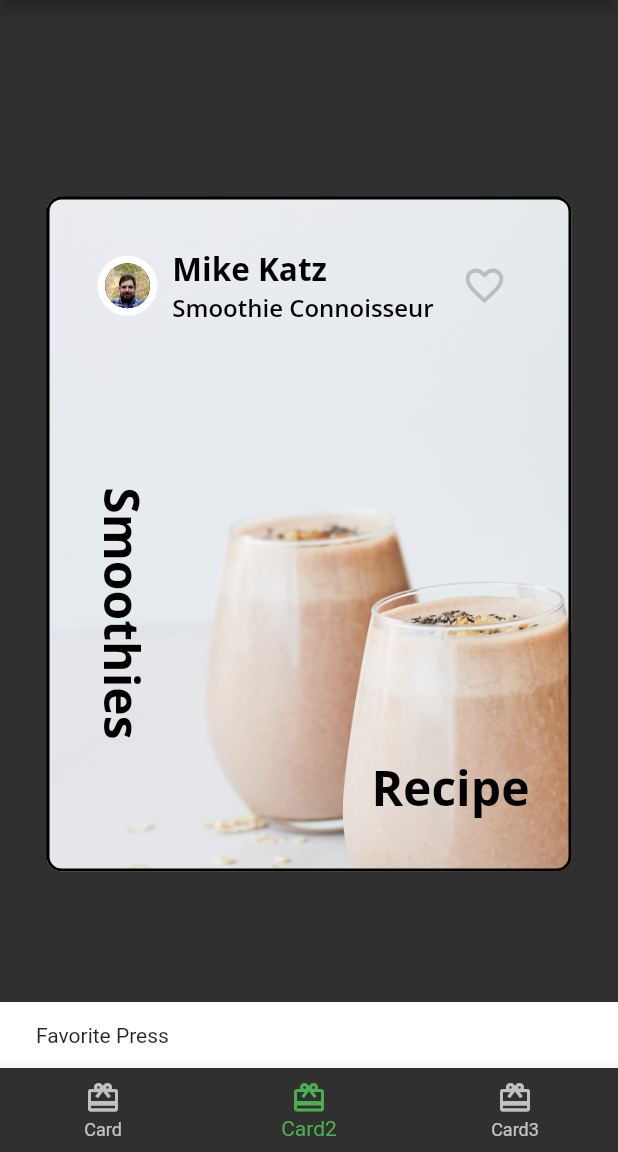
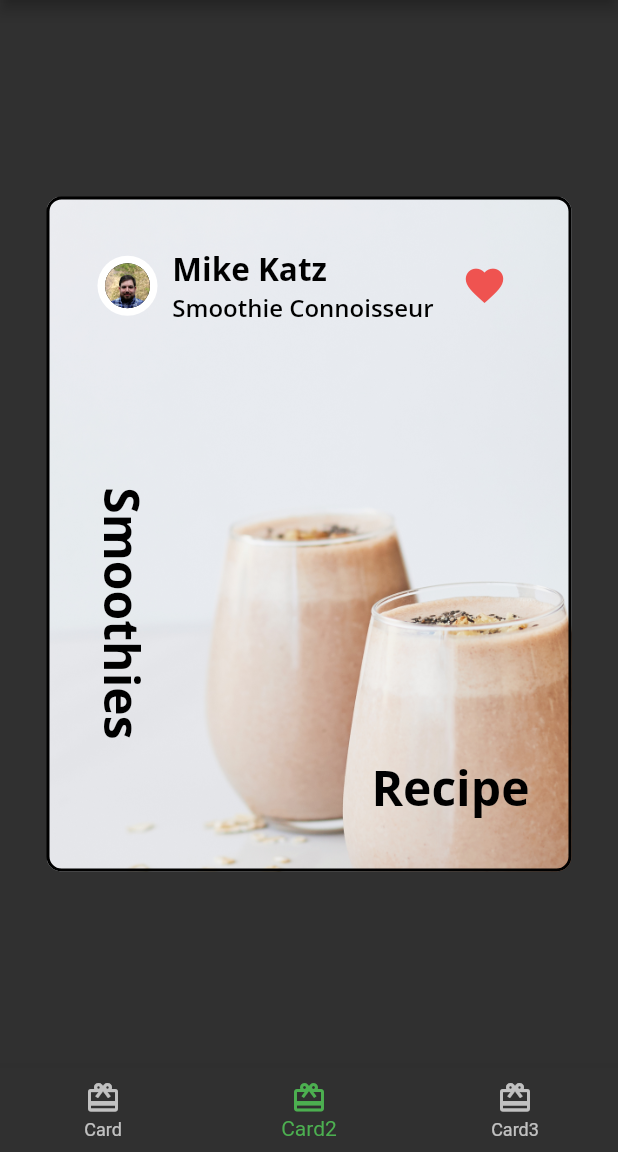
Before and after one commit to daolq-2712/Structure_Flutter, a Flutter app: the screen it shows after launch, item 2 of the bottom bar chosen, after a tap on the "favorite outline" icon, on a phone screen of 412 x 824 dp, the part 84-1236 px from its top. Run offline on Flutter 3.47's test engine with Material 2 defaults, Android fonts, the phone set to English and light mode, and no system bars; our stand-ins replace google_fonts.

```diff
--- a/lib/author_card.dart
+++ b/lib/author_card.dart
@@ -2,7 +2,7 @@ import 'package:flutter/material.dart';
 import 'package:structureflutter/theme/fooderlich_theme.dart';
 import 'package:structureflutter/widgets/circle_image.dart';
 
-class AuthorCard extends StatelessWidget {
+class AuthorCard extends StatefulWidget {
   final String authorName;
   final String title;
   final ImageProvider? imageProvider;
@@ -15,6 +15,13 @@ class AuthorCard extends StatelessWidget {
       : super(key: key);
 
   @override
+  State<AuthorCard> createState() => _AuthorCardState();
+}
+
+class _AuthorCardState extends State<AuthorCard> {
+  bool _isFavorite = false;
+
+  @override
   Widget build(BuildContext context) {
     return Container(
       padding: const EdgeInsets.all(16),
@@ -22,29 +29,30 @@ class AuthorCard extends StatelessWidget {
         mainAxisAlignment: MainAxisAlignment.spaceBetween,
         children: [
           CircleImage(
-            imageProvider: imageProvider,
+            imageProvider: widget.imageProvider,
           ),
           Column(
             crossAxisAlignment: CrossAxisAlignment.start,
             children: [
               Text(
-                authorName,
+                widget.authorName,
                 style: FooderlichTheme.lightTextTheme.headline2,
               ),
               Text(
-                title,
+                widget.title,
                 style: FooderlichTheme.lightTextTheme.headline3,
               )
             ],
           ),
           IconButton(
             onPressed: () {
-              const snackBar = SnackBar(content: Text('Favorite Press'));
-              ScaffoldMessenger.of(context).showSnackBar(snackBar);
+              setState(() {
+                _isFavorite = !_isFavorite;
+              });
             },
-            icon: const Icon(Icons.favorite_outline),
+            icon: Icon(_isFavorite ? Icons.favorite : Icons.favorite_border),
             iconSize: 30,
-            color: Colors.grey[400],
+            color: Colors.red[400],
           ),
         ],
       ),
```
